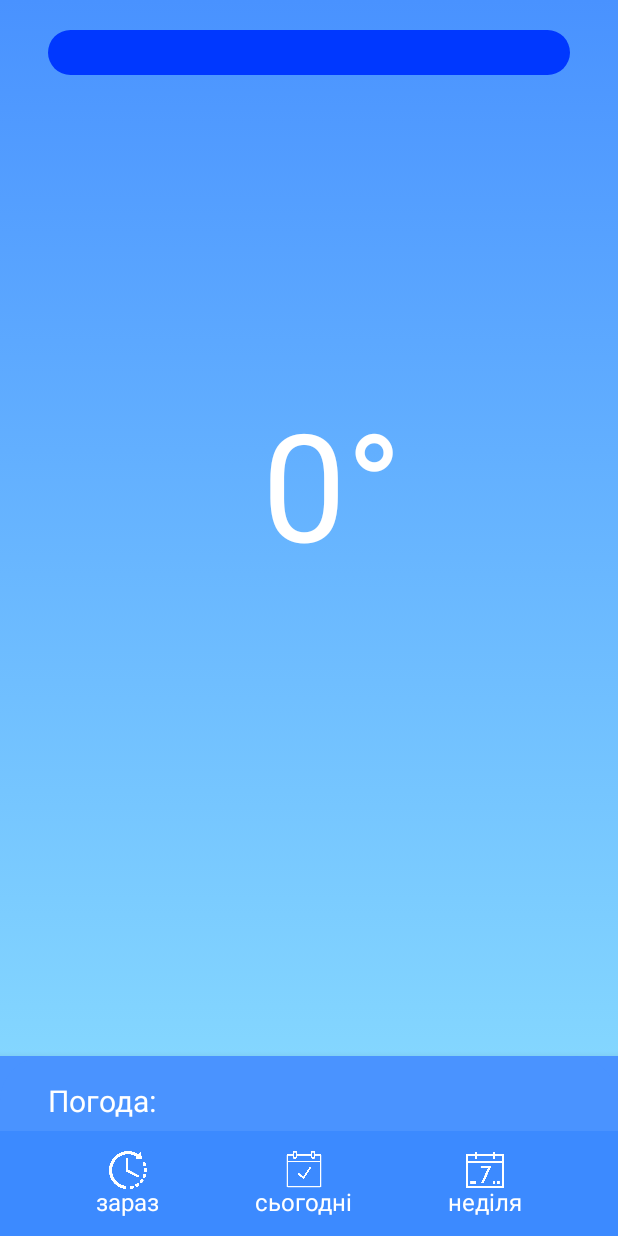
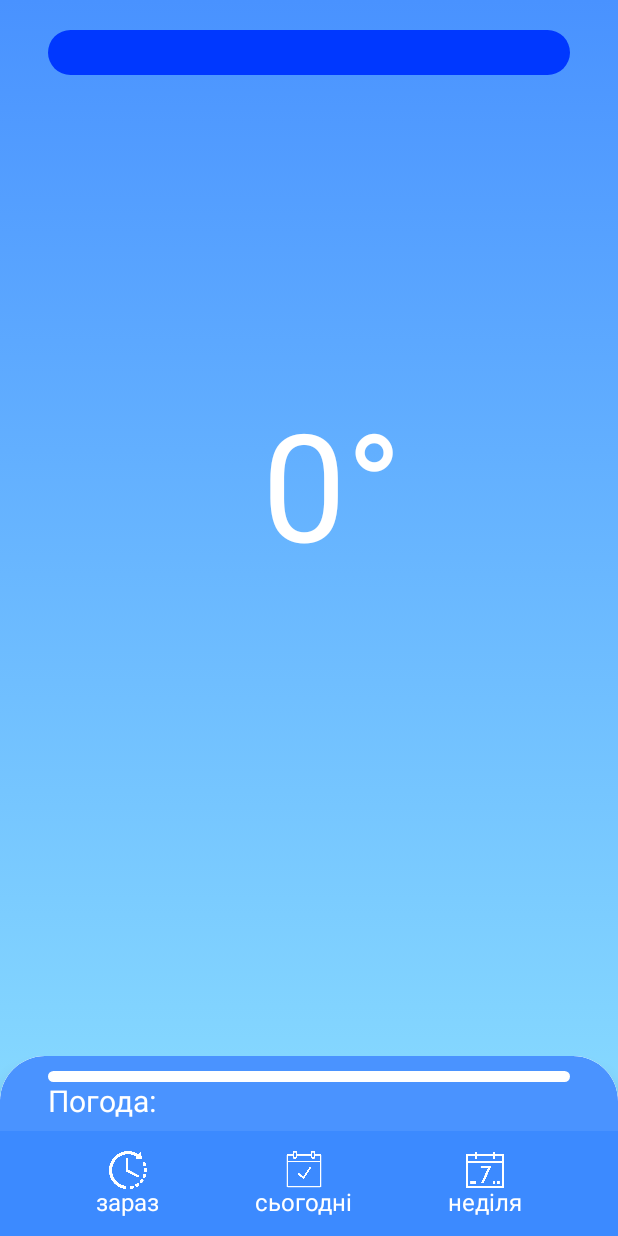
Before and after one commit to gorinich5556/Uk-weather, an Android app built with Jetpack Compose: the screen it shows after launch (MainActivity), on a phone screen of 412 x 824 dp. Run offline under Robolectric (Android 15) with nearby library versions, the light colour scheme and no system bars; 1 statement that could not run was skipped.

Commit message:
add rounded corner shape in sheet content in main screen and back white line

```diff
--- a/app/src/main/java/com/example/ukweather/layout/common/bottom.kt
+++ b/app/src/main/java/com/example/ukweather/layout/common/bottom.kt
@@ -59,6 +59,7 @@ fun bottom(context: Context, climateState: MutableState<climate>) {
                         .padding(horizontal = 32.dp)
                         .offset(0.dp, 10.dp)
                         .clip(shape = RoundedCornerShape(20.dp))
+                        .background(white)
                 ) {
 
                 }
--- a/app/src/main/java/com/example/ukweather/layout/mainScreen/mainScreen.kt
+++ b/app/src/main/java/com/example/ukweather/layout/mainScreen/mainScreen.kt
@@ -23,6 +23,7 @@ import com.example.ukweather.layout.common.navigationBar
 import com.example.ukweather.ui.theme.backgroundDarkBlue
 import com.example.ukweather.ui.theme.backgroundLightBlue
 import com.example.ukweather.ui.theme.blue2
+import com.example.ukweather.ui.theme.invisible
 
 @ExperimentalMaterialApi
 @Composable
@@ -37,18 +38,18 @@ fun myScreen(context: Context, temper: MutableState<Int>, nowClim: MutableState<
     ) {
         BottomSheetScaffold(
             modifier = Modifier
-                .padding(bottom = 70.dp),
+                .padding(bottom = 70.dp)
+                .zIndex(0.5f),
             sheetContent = {
                 Box(
                     modifier = Modifier
-                        .zIndex(1f)
-                        //.clip(shape = RoundedCornerShape(topEnd = 30.dp, topStart = 30.dp))
-                        .background(blue2),
+                        .zIndex(1f),
                     contentAlignment = Alignment.BottomCenter
                 ) {
                     bottom(context, nowClimate)
                 }
             },
+            sheetShape =RoundedCornerShape(topEnd = 30.dp, topStart = 30.dp),
             scaffoldState = scaffoldState,
             sheetPeekHeight = 50.dp,
         ){
@@ -83,5 +84,12 @@ fun myScreen(context: Context, temper: MutableState<Int>, nowClim: MutableState<
         ) {
             navigationBar(navController =  navController)
         }
+        Box(
+            modifier = Modifier
+                .fillMaxSize()
+                .zIndex(0.1f)
+                .background(gradientGrayWhite)
+        ) {
+        }
     }
 }
```
